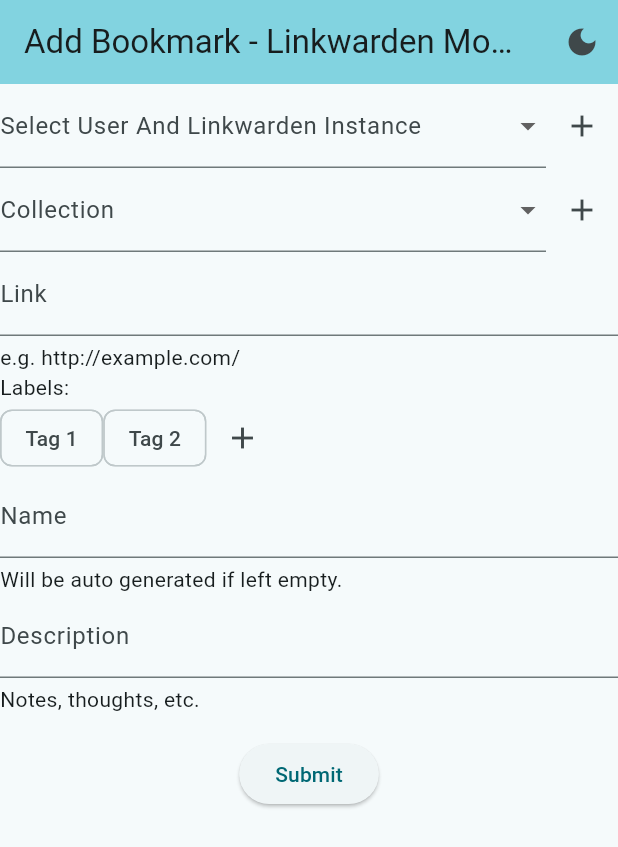
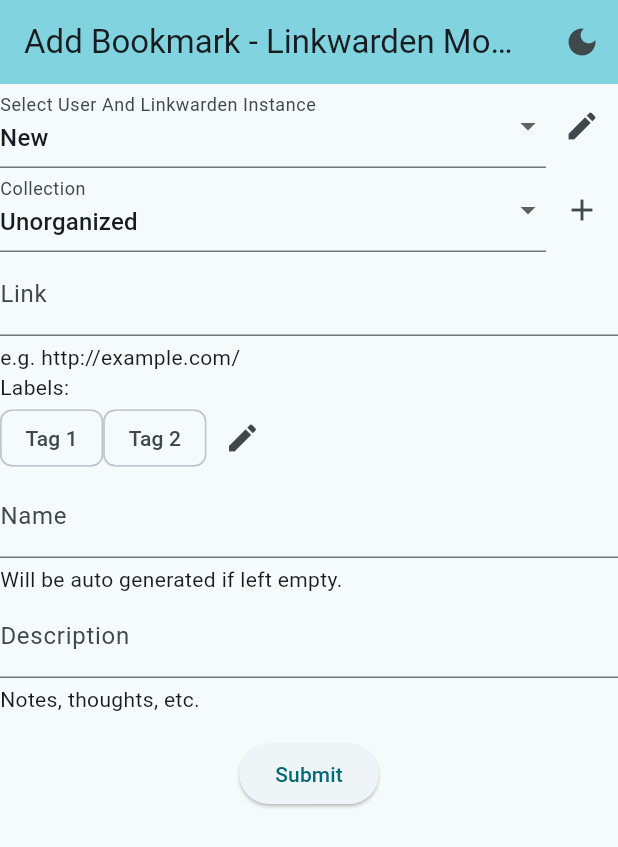
Before and after one commit to arran4/send_to_linkwarden, a Flutter app: the screen it shows after launch, on a phone screen of 412 x 824 dp. Shown: the top 847 px of the screen. Run offline on Flutter 3.47's test engine with Material 3 defaults, Android fonts, the phone set to English and light mode, and no system bars; our stand-ins replace flutter_colorpicker, shared_preferences.

Commit message:
Minor changes.

```diff
--- a/lib/view/add_link_view.dart
+++ b/lib/view/add_link_view.dart
@@ -86,6 +86,11 @@
               key: ValueKey("User @ Server"),
               child: Text("User @ Server"),
             ),
+            DropdownMenuItem(
+              value: null,
+              key: ValueKey("New"),
+              child: Text("New"),
+            ),
           ],
           onChanged: (value) {},
         )),
@@ -101,7 +106,7 @@
                 return;
               }
             },
-            icon: const Icon(Icons.add))
+            icon: const Icon(Icons.edit))
       ],
     );
   }
@@ -120,7 +125,7 @@
           },
           items: const [
             DropdownMenuItem(
-              value: "Unorganized",
+              value: null,
               key: ValueKey("Unorganized"),
               child: Text("Unorganized"),
             ),
@@ -145,7 +150,7 @@
 
   List<Widget> _tagsSelection(BuildContext context) {
     return [
-      Row(
+      const Row(
         mainAxisAlignment: MainAxisAlignment.start,
         children: [
           Text("Labels:"),
@@ -177,7 +182,7 @@
                   tags = result;
                 });
               },
-              icon: const Icon(Icons.add))
+              icon: const Icon(Icons.edit))
         ],
       ),
     ];
--- a/lib/view/select_tags_view.dart
+++ b/lib/view/select_tags_view.dart
@@ -41,7 +41,7 @@
         title: const Text("Select Tags - Linkwarden Mobile"),
         actions: [IconButton(onPressed: () {
           Navigator.pop(context, selectedTags.toList());
-        }, icon: Icon(Icons.check))],
+        }, icon: const Icon(Icons.check))],
       ),
       body: SingleChildScrollView(
         child: Column(
@@ -61,7 +61,7 @@
         labelText: "Tag Name",
         helperText: "Filter or add",
         hintText: "...",
-        suffix: IconButton(onPressed: () { add(searchAddTextController.text); }, icon: Icon(Icons.add)),
+        suffix: IconButton(onPressed: () { add(searchAddTextController.text); }, icon: const Icon(Icons.add)),
       ),
       controller: searchAddTextController,
       onSubmitted: (value) => add(value),
--- a/lib/view/template_view.dart
+++ b/lib/view/template_view.dart
@@ -14,7 +14,7 @@
         backgroundColor: Theme.of(context).colorScheme.inversePrimary,
         title: const Text("Linkwarden Mobile"),
       ),
-      body: SingleChildScrollView(
+      body: const SingleChildScrollView(
         child: Column(
           mainAxisAlignment: MainAxisAlignment.center,
           children: <Widget>[
```
Also changed, not shown: lib/view/add_collection_view.dart (+6 -6 lines), lib/view/add_user_instance_view.dart (+5 -5 lines).
